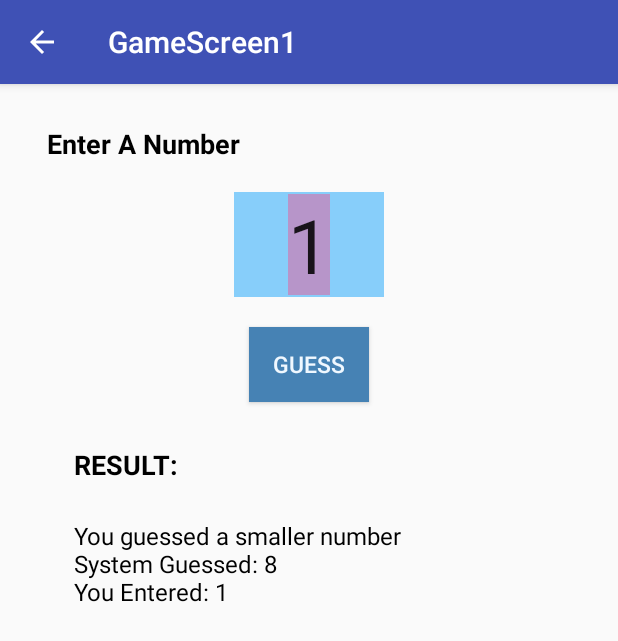
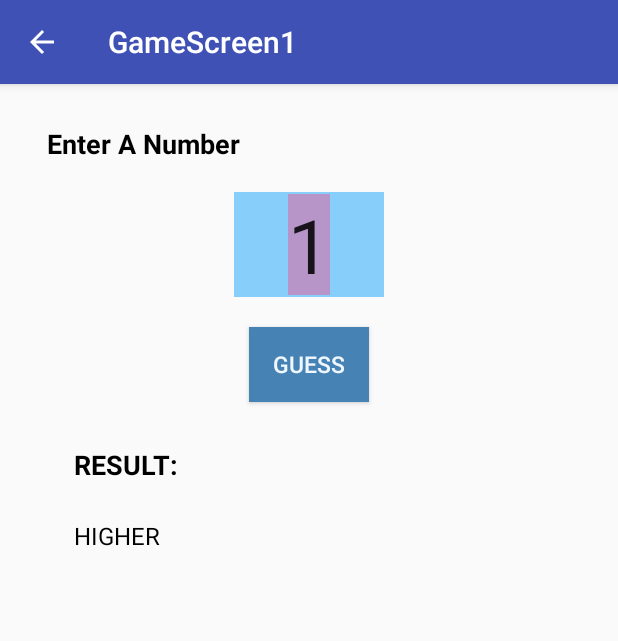
Before and after one commit to ravikantsv/NumberGuessGame, an Android app: the GameScreen1 screen opened directly, with no data from a screen before it, after a tap on "GUESS", on a phone screen of 412 x 824 dp. Shown: the top 641 px of the screen. Run offline under Robolectric (Android 15) with nearby library versions, the phone set to English and light mode, and no system bars.

Commit message:
changed range of the guess number

```diff
--- a/NumberGuessGame/app/src/main/java/com/samatham/numberguessgame/GameScreen1.java
+++ b/NumberGuessGame/app/src/main/java/com/samatham/numberguessgame/GameScreen1.java
@@ -13,34 +13,40 @@ public class GameScreen1 extends AppCompatActivity {
     private EditText editor;
     private TextView msgText;
     private int numGuess;
+    public static final int ST_NUM = 1;
+    public static final int LAST_NUM = 32;
     @Override
     protected void onCreate(Bundle savedInstanceState) {
         super.onCreate(savedInstanceState);
         setContentView(R.layout.activity_game_screen1);
         Random r = new Random();
-        numGuess = (r.nextInt(10 - 1) + 1);
+        numGuess = (r.nextInt(LAST_NUM - ST_NUM) + ST_NUM);
+        msgText = (TextView) findViewById(R.id.tv_feedback);
+        String msgDef = "Enter a Number between " + ST_NUM + " to " + LAST_NUM;
+        msgText.setText(msgDef);
     }
 
     public void compareNum(View view) {
         editor = (EditText) findViewById(R.id.guessNum);
-
+        msgText = (TextView) findViewById(R.id.tv_feedback);
+//        String msgDef = "Enter a Number between " + ST_NUM + " to " + LAST_NUM;
+//        msgText.setText(msgDef);
         int inputNum = Integer.valueOf(editor.getText().toString());
-        String msgText2 = "System Guessed: " + String.valueOf(numGuess) + "\n";
-        String msgText3 = "You Entered: " + String.valueOf(inputNum) + "\n";
+//        String msgText2 = "System Guessed: " + String.valueOf(numGuess) + "\n";
+//        String msgText3 = "You Entered: " + String.valueOf(inputNum) + "\n";
 
         String msgText1;
         if(numGuess > inputNum){
-            msgText1 = "You guessed a smaller number";
+            msgText1 = "HIGHER";
         }else if(numGuess < inputNum){
-            msgText1 = "You guessed a larger number";
+            msgText1 = "SMALLER";
         }else {
             msgText1 = "CONGRATULATIONS - YOU ARE RIGHT";
             Intent intent = new Intent(GameScreen1.this, congratulation.class);
             startActivity(intent);
         }
+//        msgText.setText(msgText1 + "\n" + msgText2 + msgText3);
+        msgText.setText(msgText1);
 
-
-        msgText = (TextView) findViewById(R.id.tv_feedback);
-        msgText.setText(msgText1 + "\n" + msgText2 + msgText3);
     }
 }
--- a/NumberGuessGame/app/src/main/res/layout/activity_game_screen1.xml
+++ b/NumberGuessGame/app/src/main/res/layout/activity_game_screen1.xml
@@ -71,7 +71,7 @@
         android:id="@+id/tv_result" />
 
     <TextView
-        android:text="@string/gameScreen_defmsg"
+        android:text=""
         android:layout_width="match_parent"
         android:layout_height="match_parent"
         android:layout_below="@+id/tv_result"
--- a/NumberGuessGame/app/src/main/res/values/strings.xml
+++ b/NumberGuessGame/app/src/main/res/values/strings.xml
@@ -2,9 +2,9 @@
     <string name="app_name">NumberGuessGame</string>
     <!--<string name="str1"><ul> <li>first item</li> </ul> <ul><li>item 2</li> </ul></string>-->
     <string name="str1"><b><font color='@color/colorTitle' size='20'> Game Rules\n\n</font></b>
-        <ul><li>A random number between 1 and 10 is picked by the device.\n</li>
+        <ul><li>A random number is picked by the device.\n</li>
             <li>The user should GUESS the number correctly.\n</li>
-            <li>Enter your GUESS and Push the GO button.\n</li>
+            <li>Enter your GUESS and Push the button.\n</li>
             <li>The feedback is displayed to guide you to GUESS the right number.\n</li>
             <li>The game ends when you guess the right number.\n</li>
             <li>Press START GAME button below to start.\n</li>
```
